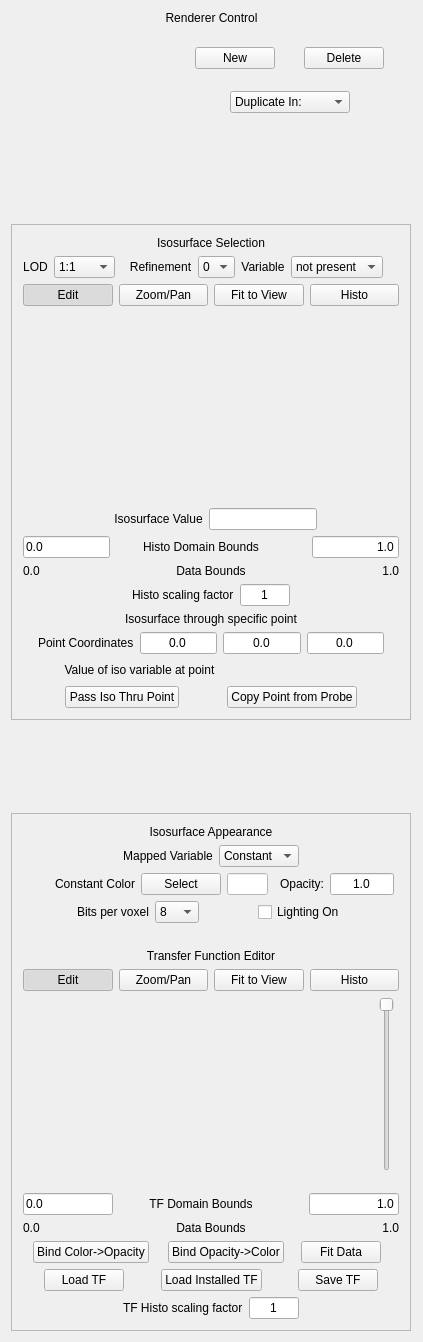
The window that apps/vaporgui/guis/ui/isotab.ui (yyr/vapor) describes before a commit, drawn with Qt 5.
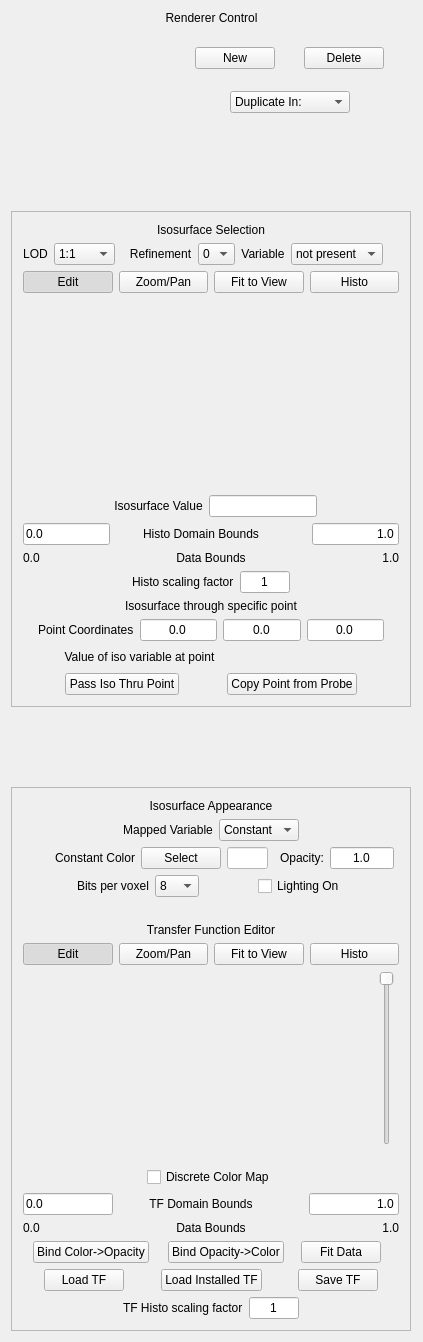
The same window after the commit. Custom widgets are drawn as their Qt base class.

Commit message: Added support for discrete color maps in transfer functions.

Patch:
```diff
--- a/apps/vaporgui/guis/ui/isotab.ui
+++ b/apps/vaporgui/guis/ui/isotab.ui
@@ -2276,6 +2276,49 @@
             </item>
            </layout>
           </item>
+          <item>
+           <layout class="QHBoxLayout" name="horizontalLayout_16">
+            <item>
+             <spacer name="horizontalSpacer_12">
+              <property name="orientation">
+               <enum>Qt::Horizontal</enum>
+              </property>
+              <property name="sizeHint" stdset="0">
+               <size>
+                <width>40</width>
+                <height>20</height>
+               </size>
+              </property>
+             </spacer>
+            </item>
+            <item>
+             <widget class="QCheckBox" name="colorInterpCheckbox">
+              <property name="enabled">
+               <bool>true</bool>
+              </property>
+              <property name="toolTip">
+               <string>Check to use discrete color interpolation</string>
+              </property>
+              <property name="text">
+               <string>Discrete Color Map</string>
+              </property>
+             </widget>
+            </item>
+            <item>
+             <spacer name="horizontalSpacer_13">
+              <property name="orientation">
+               <enum>Qt::Horizontal</enum>
+              </property>
+              <property name="sizeHint" stdset="0">
+               <size>
+                <width>40</width>
+                <height>20</height>
+               </size>
+              </property>
+             </spacer>
+            </item>
+           </layout>
+          </item>
           <item>
            <layout class="QHBoxLayout">
             <item>
```
The commit also changes 21 other files.
